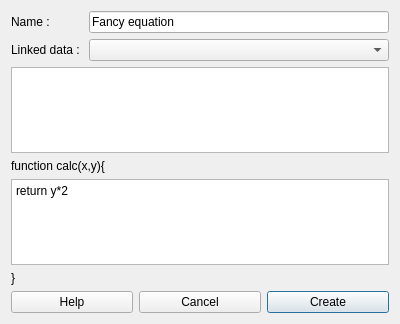
Before: the Qt Designer form plotter_gui/add_math_channel.ui in 1r0b1n0/PlotJuggler, drawn with Qt 5.
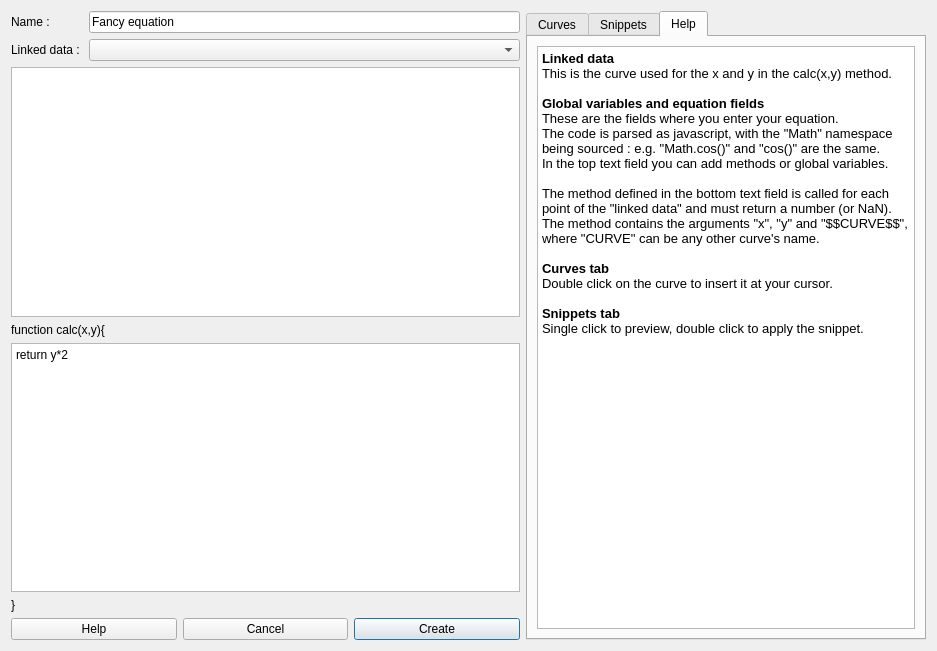
After: the same form once the commit is applied. The open tabs and pages were chosen to show the change.

Patch:
```diff
--- a/plotter_gui/add_math_channel.ui
+++ b/plotter_gui/add_math_channel.ui
@@ -6,15 +6,70 @@
    <rect>
     <x>0</x>
     <y>0</y>
-    <width>400</width>
-    <height>324</height>
+    <width>937</width>
+    <height>651</height>
    </rect>
   </property>
   <property name="windowTitle">
    <string>Add math plot</string>
   </property>
-  <layout class="QVBoxLayout" name="verticalLayout">
-   <item>
+  <layout class="QGridLayout" name="gridLayout">
+   <item row="3" column="0">
+    <widget class="QPlainTextEdit" name="mathEquation">
+     <property name="plainText">
+      <string>return y*2</string>
+     </property>
+     <property name="placeholderText">
+      <string>e.g. &quot;return y*2&quot;</string>
+     </property>
+    </widget>
+   </item>
+   <item row="2" column="0">
+    <widget class="QLabel" name="label">
+     <property name="text">
+      <string>function calc(x,y){</string>
+     </property>
+    </widget>
+   </item>
+   <item row="4" column="0">
+    <widget class="QLabel" name="label_4">
+     <property name="text">
+      <string>}</string>
+     </property>
+    </widget>
+   </item>
+   <item row="5" column="0">
+    <layout class="QHBoxLayout" name="horizontalLayout">
+     <item>
+      <widget class="QPushButton" name="pushButton">
+       <property name="text">
+        <string>Help</string>
+       </property>
+      </widget>
+     </item>
+     <item>
+      <widget class="QPushButton" name="pushButtonCancel">
+       <property name="text">
+        <string>Cancel</string>
+       </property>
+       <property name="autoDefault">
+        <bool>true</bool>
+       </property>
+      </widget>
+     </item>
+     <item>
+      <widget class="QPushButton" name="pushButtonDone">
+       <property name="text">
+        <string>Create</string>
+       </property>
+       <property name="default">
+        <bool>true</bool>
+       </property>
+      </widget>
+     </item>
+    </layout>
+   </item>
+   <item row="0" column="0">
     <layout class="QFormLayout" name="formLayout">
      <item row="2" column="0">
       <widget class="QLabel" name="label_3">
@@ -49,71 +104,98 @@
      </item>
     </layout>
    </item>
-   <item>
+   <item row="1" column="0">
     <widget class="QPlainTextEdit" name="globalVarsTextField">
      <property name="plainText">
       <string/>
      </property>
      <property name="placeholderText">
-      <string>you can initialize global variables here</string>
+      <string>You can init global variables or methodes here</string>
      </property>
     </widget>
    </item>
-   <item>
-    <widget class="QLabel" name="label">
-     <property name="text">
-      <string>function calc(x,y){</string>
+   <item row="0" column="1" rowspan="6">
+    <widget class="QTabWidget" name="tabWidget">
+     <property name="sizePolicy">
+      <sizepolicy hsizetype="Minimum" vsizetype="Expanding">
+       <horstretch>0</horstretch>
+       <verstretch>0</verstretch>
+      </sizepolicy>
      </property>
-    </widget>
-   </item>
-   <item>
-    <widget class="QPlainTextEdit" name="mathEquation">
-     <property name="plainText">
-      <string>return y*2</string>
+     <property name="minimumSize">
+      <size>
+       <width>400</width>
+       <height>0</height>
+      </size>
      </property>
-     <property name="placeholderText">
-      <string/>
+     <property name="currentIndex">
+      <number>0</number>
      </property>
+     <widget class="QWidget" name="tab">
+      <attribute name="title">
+       <string>Curves</string>
+      </attribute>
+      <layout class="QVBoxLayout" name="verticalLayout">
+       <item>
+        <widget class="QListWidget" name="curvesListWidget">
+         <property name="focusPolicy">
+          <enum>Qt::NoFocus</enum>
+         </property>
+        </widget>
+       </item>
+      </layout>
+     </widget>
+     <widget class="QWidget" name="tab_2">
+      <attribute name="title">
+       <string>Snippets</string>
+      </attribute>
+      <layout class="QVBoxLayout" name="verticalLayout_2">
+       <item>
+        <widget class="QListWidget" name="snippetsListWidget"/>
+       </item>
+       <item>
+        <widget class="QPlainTextEdit" name="snippetTextEdit">
+         <property name="readOnly">
+          <bool>true</bool>
+         </property>
+        </widget>
+       </item>
+      </layout>
+     </widget>
+     <widget class="QWidget" name="tab_3">
+      <attribute name="title">
+       <string>Help</string>
+      </attribute>
+      <layout class="QVBoxLayout" name="verticalLayout_3">
+       <item>
+        <widget class="QTextBrowser" name="helpBrowser">
+         <property name="html">
+          <string>&lt;!DOCTYPE HTML PUBLIC &quot;-//W3C//DTD HTML 4.0//EN&quot; &quot;http://www.w3.org/TR/REC-html40/strict.dtd&quot;&gt;
+&lt;html&gt;&lt;head&gt;&lt;meta name=&quot;qrichtext&quot; content=&quot;1&quot; /&gt;&lt;style type=&quot;text/css&quot;&gt;
+p, li { white-space: pre-wrap; }
+&lt;/style&gt;&lt;/head&gt;&lt;body style=&quot; font-family:'Noto Sans'; font-size:10pt; font-weight:400; font-style:normal;&quot;&gt;
+&lt;p style=&quot; margin-top:0px; margin-bottom:0px; margin-left:0px; margin-right:0px; -qt-block-indent:0; text-indent:0px;&quot;&gt;&lt;span style=&quot; font-weight:600;&quot;&gt;Linked data&lt;/span&gt;&lt;/p&gt;
+&lt;p style=&quot; margin-top:0px; margin-bottom:0px; margin-left:0px; margin-right:0px; -qt-block-indent:0; text-indent:0px;&quot;&gt;This is the curve used for the x and y in the calc(x,y) method.&lt;/p&gt;
+&lt;p style=&quot;-qt-paragraph-type:empty; margin-top:0px; margin-bottom:0px; margin-left:0px; margin-right:0px; -qt-block-indent:0; text-indent:0px;&quot;&gt;&lt;br /&gt;&lt;/p&gt;
+&lt;p style=&quot; margin-top:0px; margin-bottom:0px; margin-left:0px; margin-right:0px; -qt-block-indent:0; text-indent:0px;&quot;&gt;&lt;span style=&quot; font-weight:600;&quot;&gt;Global variables and equation fields&lt;/span&gt;&lt;/p&gt;
+&lt;p style=&quot; margin-top:0px; margin-bottom:0px; margin-left:0px; margin-right:0px; -qt-block-indent:0; text-indent:0px;&quot;&gt;These are the fields where you enter your equation.&lt;/p&gt;
+&lt;p style=&quot; margin-top:0px; margin-bottom:0px; margin-left:0px; margin-right:0px; -qt-block-indent:0; text-indent:0px;&quot;&gt;The code is parsed as javascript, with the &amp;quot;Math&amp;quot; namespace being sourced : e.g. &amp;quot;Math.cos()&amp;quot; and &amp;quot;cos()&amp;quot; are the same.&lt;/p&gt;
+&lt;p style=&quot; margin-top:0px; margin-bottom:0px; margin-left:0px; margin-right:0px; -qt-block-indent:0; text-indent:0px;&quot;&gt;In the top text field you can add methods or global variables.&lt;/p&gt;
+&lt;p style=&quot;-qt-paragraph-type:empty; margin-top:0px; margin-bottom:0px; margin-left:0px; margin-right:0px; -qt-block-indent:0; text-indent:0px;&quot;&gt;&lt;br /&gt;&lt;/p&gt;
+&lt;p style=&quot; margin-top:0px; margin-bottom:0px; margin-left:0px; margin-right:0px; -qt-block-indent:0; text-indent:0px;&quot;&gt;The method defined in the bottom text field is called for each point of the &amp;quot;linked data&amp;quot; and must return a number (or NaN).  The method contains the arguments &amp;quot;x&amp;quot;, &amp;quot;y&amp;quot; and &amp;quot;$$CURVE$$&amp;quot;, where &amp;quot;CURVE&amp;quot; can be any other curve's name.&lt;/p&gt;
+&lt;p style=&quot;-qt-paragraph-type:empty; margin-top:0px; margin-bottom:0px; margin-left:0px; margin-right:0px; -qt-block-indent:0; text-indent:0px;&quot;&gt;&lt;br /&gt;&lt;/p&gt;
+&lt;p style=&quot; margin-top:0px; margin-bottom:0px; margin-left:0px; margin-right:0px; -qt-block-indent:0; text-indent:0px;&quot;&gt;&lt;span style=&quot; font-weight:600;&quot;&gt;Curves tab&lt;/span&gt;&lt;/p&gt;
+&lt;p style=&quot; margin-top:0px; margin-bottom:0px; margin-left:0px; margin-right:0px; -qt-block-indent:0; text-indent:0px;&quot;&gt;Double click on the curve to insert it at your cursor.&lt;/p&gt;
+&lt;p style=&quot;-qt-paragraph-type:empty; margin-top:0px; margin-bottom:0px; margin-left:0px; margin-right:0px; -qt-block-indent:0; text-indent:0px;&quot;&gt;&lt;br /&gt;&lt;/p&gt;
+&lt;p style=&quot; margin-top:0px; margin-bottom:0px; margin-left:0px; margin-right:0px; -qt-block-indent:0; text-indent:0px;&quot;&gt;&lt;span style=&quot; font-weight:600;&quot;&gt;Snippets tab&lt;/span&gt;&lt;/p&gt;
+&lt;p style=&quot; margin-top:0px; margin-bottom:0px; margin-left:0px; margin-right:0px; -qt-block-indent:0; text-indent:0px;&quot;&gt;Single click to preview, double click to apply the snippet.&lt;/p&gt;&lt;/body&gt;&lt;/html&gt;</string>
+         </property>
+        </widget>
+       </item>
+      </layout>
+     </widget>
     </widget>
    </item>
-   <item>
-    <widget class="QLabel" name="label_4">
-     <property name="text">
-      <string>}</string>
-     </property>
-    </widget>
-   </item>
-   <item>
-    <layout class="QHBoxLayout" name="horizontalLayout">
-     <item>
-      <widget class="QPushButton" name="pushButton">
-       <property name="text">
-        <string>Help</string>
-       </property>
-      </widget>
-     </item>
-     <item>
-      <widget class="QPushButton" name="pushButtonCancel">
-       <property name="text">
-        <string>Cancel</string>
-       </property>
-       <property name="autoDefault">
-        <bool>true</bool>
-       </property>
-      </widget>
-     </item>
-     <item>
-      <widget class="QPushButton" name="pushButtonDone">
-       <property name="text">
-        <string>Create</string>
-       </property>
-       <property name="default">
-        <bool>true</bool>
-       </property>
-      </widget>
-     </item>
-    </layout>
-   </item>
   </layout>
  </widget>
  <resources/>
```
